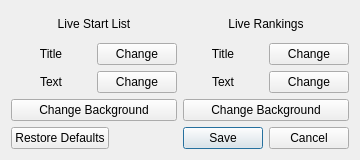
The window that livecolors.ui (flinco/LBChronoRace) describes before a commit, drawn with Qt 5.
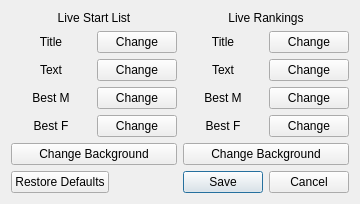
The same window after the commit. Icons and pictures are not drawn.

Patch:
```diff
--- a/livecolors.ui
+++ b/livecolors.ui
@@ -29,6 +29,46 @@
      </property>
     </widget>
    </item>
+   <item row="3" column="0">
+    <widget class="QLabel" name="lslBMTextColor">
+     <property name="text">
+      <string>Best M</string>
+     </property>
+     <property name="alignment">
+      <set>Qt::AlignmentFlag::AlignCenter</set>
+     </property>
+    </widget>
+   </item>
+   <item row="3" column="2">
+    <widget class="QLabel" name="lrBMTextColor">
+     <property name="text">
+      <string>Best M</string>
+     </property>
+     <property name="alignment">
+      <set>Qt::AlignmentFlag::AlignCenter</set>
+     </property>
+    </widget>
+   </item>
+   <item row="4" column="0">
+    <widget class="QLabel" name="lslBFTextColor">
+     <property name="text">
+      <string>Best F</string>
+     </property>
+     <property name="alignment">
+      <set>Qt::AlignmentFlag::AlignCenter</set>
+     </property>
+    </widget>
+   </item>
+   <item row="4" column="2">
+    <widget class="QLabel" name="lrBFTextColor">
+     <property name="text">
+      <string>Best F</string>
+     </property>
+     <property name="alignment">
+      <set>Qt::AlignmentFlag::AlignCenter</set>
+     </property>
+    </widget>
+   </item>
    <item row="1" column="1">
     <widget class="QPushButton" name="lslTitleButton">
      <property name="text">
@@ -36,6 +76,34 @@
      </property>
     </widget>
    </item>
+   <item row="3" column="1">
+    <widget class="QPushButton" name="lslBMTextButton">
+     <property name="text">
+      <string>Change</string>
+     </property>
+    </widget>
+   </item>
+   <item row="3" column="3">
+    <widget class="QPushButton" name="lrBMTextButton">
+     <property name="text">
+      <string>Change</string>
+     </property>
+    </widget>
+   </item>
+   <item row="4" column="1">
+    <widget class="QPushButton" name="lslBFTextButton">
+     <property name="text">
+      <string>Change</string>
+     </property>
+    </widget>
+   </item>
+   <item row="4" column="3">
+    <widget class="QPushButton" name="lrBFTextButton">
+     <property name="text">
+      <string>Change</string>
+     </property>
+    </widget>
+   </item>
    <item row="0" column="0" colspan="2">
     <widget class="QLabel" name="liveStartListTitle">
      <property name="text">
@@ -110,7 +178,7 @@
      </property>
     </widget>
    </item>
-   <item row="5" column="0" colspan="4">
+   <item row="6" column="0" colspan="4">
     <widget class="QDialogButtonBox" name="buttonBox">
      <property name="orientation">
       <enum>Qt::Orientation::Horizontal</enum>
@@ -120,14 +188,14 @@
      </property>
     </widget>
    </item>
-   <item row="3" column="0" colspan="2">
+   <item row="5" column="0" colspan="2">
     <widget class="QPushButton" name="lslBackgroundButton">
      <property name="text">
       <string>Change Background</string>
      </property>
     </widget>
    </item>
-   <item row="3" column="2" colspan="2">
+   <item row="5" column="2" colspan="2">
     <widget class="QPushButton" name="lrBackgroundButton">
      <property name="text">
       <string>Change Background</string>
```
Left out of the diff: 4 changed lines with no effect on the pictures.
